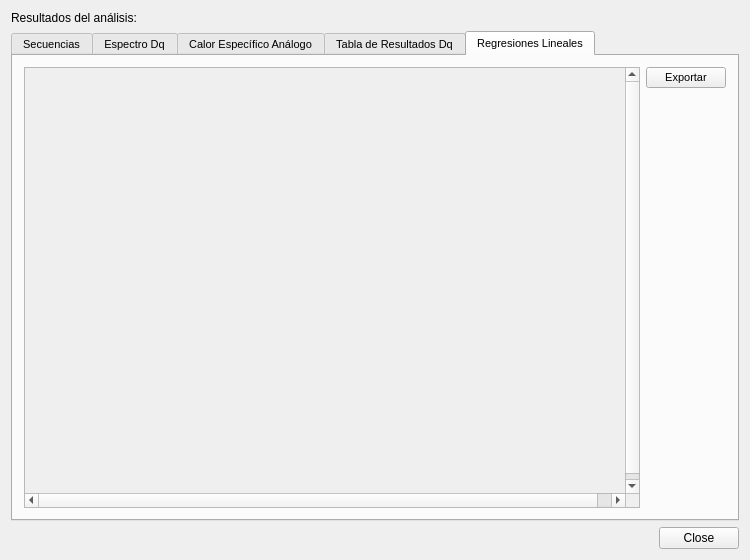
Qt form src/gui/MfaResultsForm.ui (hspitia/GenomAMf) before a commit.
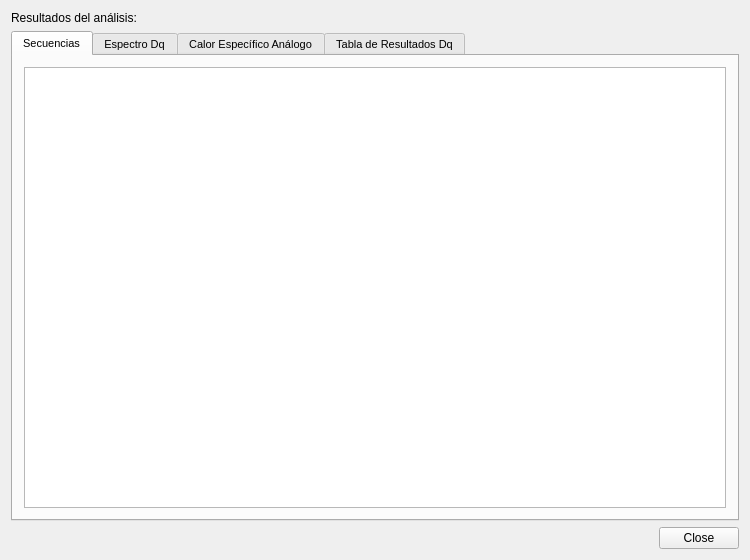
The same form after that commit. The open tabs and pages were chosen to show the change. Icons and pictures are not drawn.

```diff
--- a/src/gui/MfaResultsForm.ui
+++ b/src/gui/MfaResultsForm.ui
@@ -271,58 +271,6 @@
        </item>
       </layout>
      </widget>
-     <widget class="QWidget" name="regressionTab">
-      <attribute name="icon">
-       <iconset resource="../../resources/resources.qrc">
-        <normaloff>:/icons/graph_linear_regression.png</normaloff>:/icons/graph_linear_regression.png</iconset>
-      </attribute>
-      <attribute name="title">
-       <string>Regresiones Lineales</string>
-      </attribute>
-      <layout class="QGridLayout" name="gridLayout_3">
-       <item row="0" column="0">
-        <widget class="QScrollArea" name="linearRegressionScrollArea">
-         <property name="widgetResizable">
-          <bool>false</bool>
-         </property>
-         <widget class="QWidget" name="scrollAreaWidgetContents_2">
-          <property name="geometry">
-           <rect>
-            <x>0</x>
-            <y>0</y>
-            <width>615</width>
-            <height>431</height>
-           </rect>
-          </property>
-         </widget>
-        </widget>
-       </item>
-       <item row="0" column="1">
-        <layout class="QVBoxLayout" name="verticalLayout_2">
-         <item>
-          <widget class="QPushButton" name="exportLinearPlotPushButton">
-           <property name="text">
-            <string>Exportar</string>
-           </property>
-          </widget>
-         </item>
-         <item>
-          <spacer name="verticalSpacer_2">
-           <property name="orientation">
-            <enum>Qt::Vertical</enum>
-           </property>
-           <property name="sizeHint" stdset="0">
-            <size>
-             <width>20</width>
-             <height>40</height>
-            </size>
-           </property>
-          </spacer>
-         </item>
-        </layout>
-       </item>
-      </layout>
-     </widget>
     </widget>
    </item>
   </layout>
```
